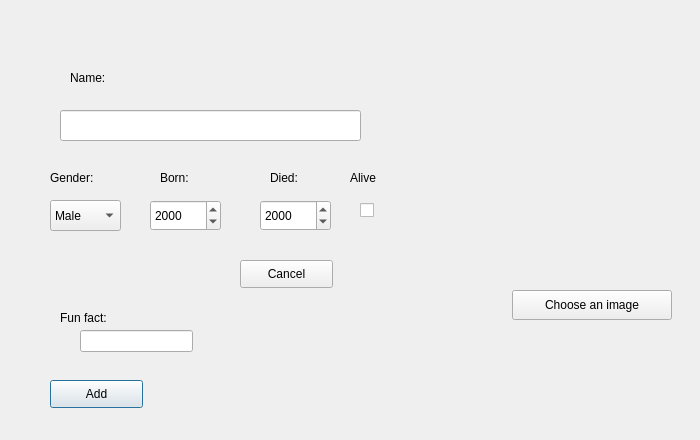
marthagb/VLN1-Skil-3, file addscientistdialog.ui: the form before one commit.
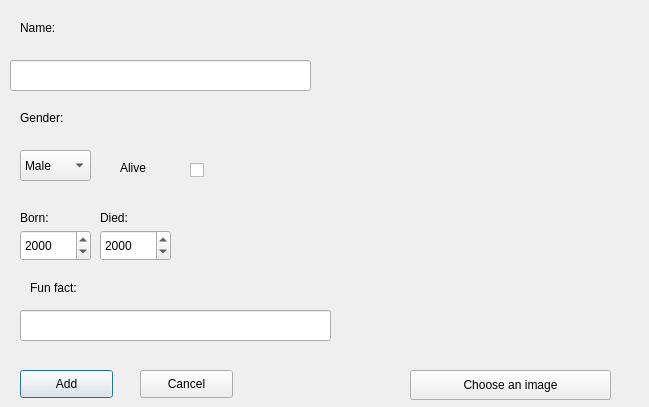
The form after the commit.

Patch:
```diff
--- a/addscientistdialog.ui
+++ b/addscientistdialog.ui
@@ -6,20 +6,20 @@
    <rect>
     <x>0</x>
     <y>0</y>
-    <width>700</width>
-    <height>440</height>
+    <width>649</width>
+    <height>407</height>
    </rect>
   </property>
   <property name="minimumSize">
    <size>
-    <width>700</width>
-    <height>440</height>
+    <width>649</width>
+    <height>407</height>
    </size>
   </property>
   <property name="maximumSize">
    <size>
-    <width>700</width>
-    <height>440</height>
+    <width>649</width>
+    <height>407</height>
    </size>
   </property>
   <property name="windowTitle">
@@ -28,8 +28,8 @@
   <widget class="QLineEdit" name="nameInput">
    <property name="geometry">
     <rect>
-     <x>60</x>
-     <y>110</y>
+     <x>10</x>
+     <y>60</y>
      <width>301</width>
      <height>31</height>
     </rect>
@@ -38,8 +38,8 @@
   <widget class="QComboBox" name="genderBox">
    <property name="geometry">
     <rect>
-     <x>50</x>
-     <y>200</y>
+     <x>20</x>
+     <y>150</y>
      <width>71</width>
      <height>31</height>
     </rect>
@@ -58,8 +58,8 @@
   <widget class="QLabel" name="nameLabel">
    <property name="geometry">
     <rect>
-     <x>70</x>
-     <y>70</y>
+     <x>20</x>
+     <y>20</y>
      <width>55</width>
      <height>16</height>
     </rect>
@@ -71,8 +71,8 @@
   <widget class="QLabel" name="genderLabel">
    <property name="geometry">
     <rect>
-     <x>50</x>
-     <y>170</y>
+     <x>20</x>
+     <y>110</y>
      <width>55</width>
      <height>16</height>
     </rect>
@@ -84,8 +84,8 @@
   <widget class="QLabel" name="birthYearLabel">
    <property name="geometry">
     <rect>
-     <x>160</x>
-     <y>170</y>
+     <x>20</x>
+     <y>210</y>
      <width>71</width>
      <height>16</height>
     </rect>
@@ -97,8 +97,8 @@
   <widget class="QLabel" name="deathYearLabel">
    <property name="geometry">
     <rect>
-     <x>270</x>
-     <y>170</y>
+     <x>100</x>
+     <y>210</y>
      <width>55</width>
      <height>16</height>
     </rect>
@@ -110,8 +110,8 @@
   <widget class="QPushButton" name="addScientistButton">
    <property name="geometry">
     <rect>
-     <x>50</x>
-     <y>380</y>
+     <x>20</x>
+     <y>370</y>
      <width>93</width>
      <height>28</height>
     </rect>
@@ -123,8 +123,8 @@
   <widget class="QPushButton" name="cancelAddScientistButton">
    <property name="geometry">
     <rect>
-     <x>240</x>
-     <y>260</y>
+     <x>140</x>
+     <y>370</y>
      <width>93</width>
      <height>28</height>
     </rect>
@@ -136,8 +136,8 @@
   <widget class="QDateEdit" name="birthYearEdit">
    <property name="geometry">
     <rect>
-     <x>150</x>
-     <y>200</y>
+     <x>20</x>
+     <y>230</y>
      <width>71</width>
      <height>31</height>
     </rect>
@@ -161,8 +161,8 @@
   <widget class="QDateEdit" name="deathYearEdit">
    <property name="geometry">
     <rect>
-     <x>260</x>
-     <y>200</y>
+     <x>100</x>
+     <y>230</y>
      <width>71</width>
      <height>31</height>
     </rect>
@@ -186,8 +186,8 @@
   <widget class="QCheckBox" name="diedCheckBox">
    <property name="geometry">
     <rect>
-     <x>360</x>
-     <y>200</y>
+     <x>190</x>
+     <y>160</y>
      <width>21</width>
      <height>21</height>
     </rect>
@@ -199,8 +199,8 @@
   <widget class="QLabel" name="aliveLabel">
    <property name="geometry">
     <rect>
-     <x>350</x>
-     <y>170</y>
+     <x>120</x>
+     <y>160</y>
      <width>55</width>
      <height>16</height>
     </rect>
@@ -212,9 +212,9 @@
   <widget class="QPushButton" name="btn_image">
    <property name="geometry">
     <rect>
-     <x>512</x>
-     <y>290</y>
-     <width>160</width>
+     <x>410</x>
+     <y>370</y>
+     <width>201</width>
      <height>30</height>
     </rect>
    </property>
@@ -225,10 +225,10 @@
   <widget class="QLabel" name="lbl_image">
    <property name="geometry">
     <rect>
-     <x>470</x>
-     <y>90</y>
-     <width>201</width>
-     <height>161</height>
+     <x>370</x>
+     <y>100</y>
+     <width>261</width>
+     <height>241</height>
     </rect>
    </property>
    <property name="text">
@@ -238,8 +238,8 @@
   <widget class="QLabel" name="funFactLabel">
    <property name="geometry">
     <rect>
-     <x>60</x>
-     <y>310</y>
+     <x>30</x>
+     <y>280</y>
      <width>55</width>
      <height>16</height>
     </rect>
@@ -251,12 +251,15 @@
   <widget class="QLineEdit" name="funFactInput">
    <property name="geometry">
     <rect>
-     <x>80</x>
-     <y>330</y>
-     <width>113</width>
-     <height>22</height>
+     <x>20</x>
+     <y>310</y>
+     <width>311</width>
+     <height>31</height>
     </rect>
    </property>
+   <property name="text">
+    <string/>
+   </property>
   </widget>
  </widget>
  <tabstops>
```
